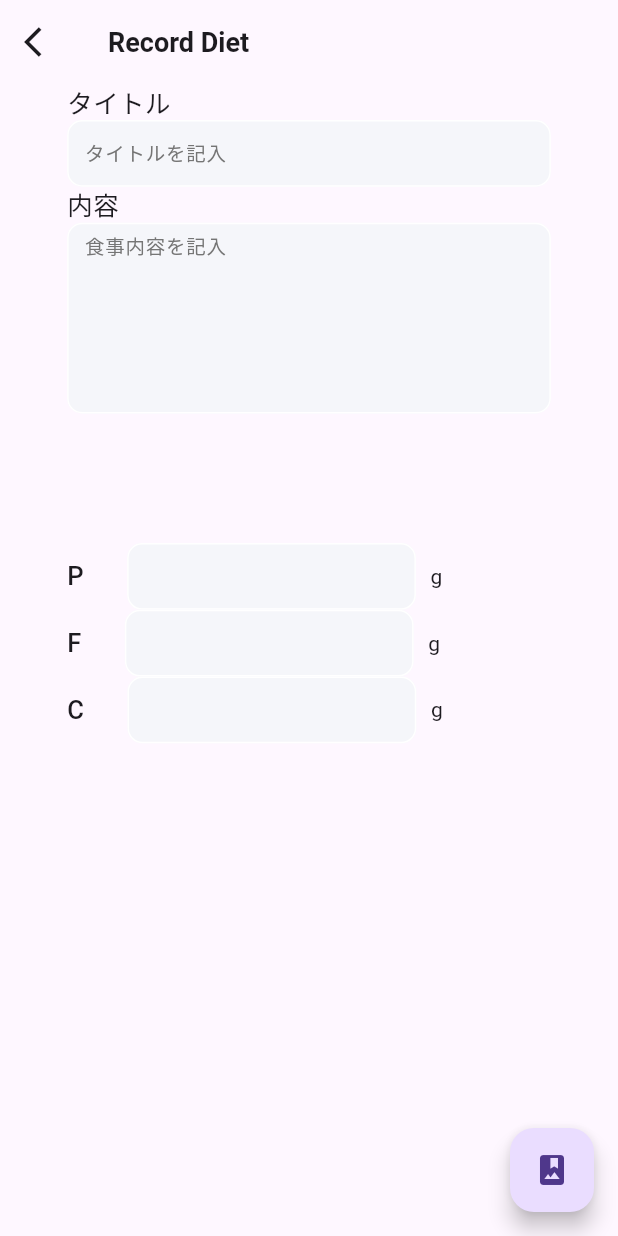
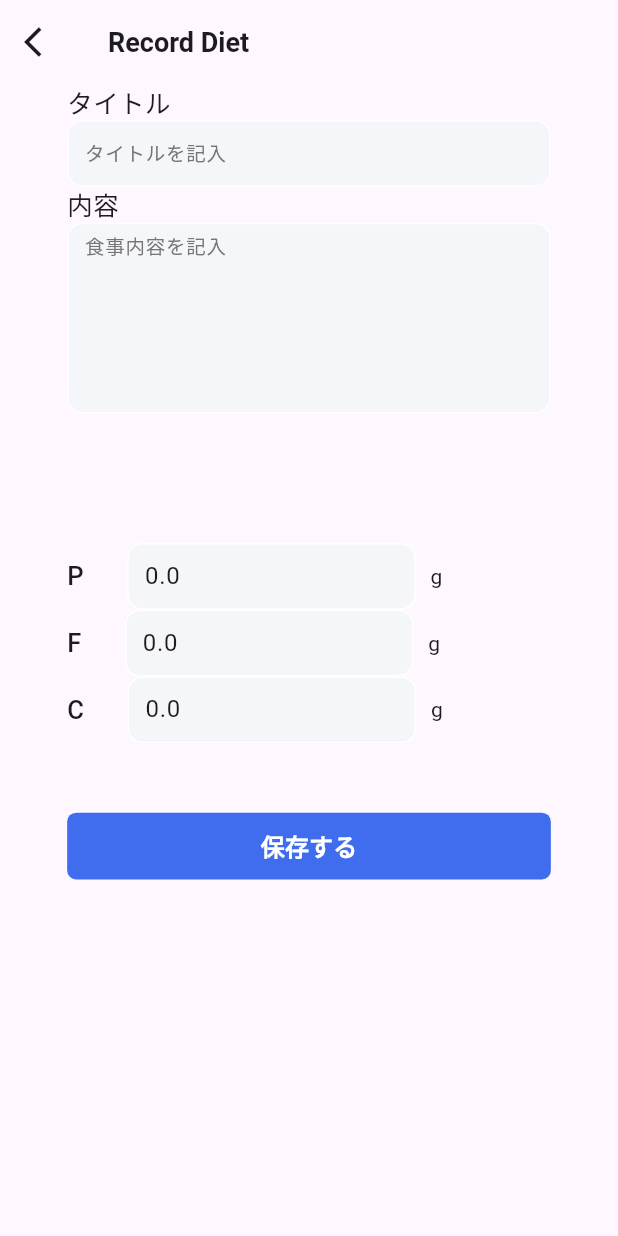
Before and after one commit to iori2513/stoy-flutter, a Flutter app: the DietDetailPage screen opened directly, on a phone screen of 412 x 824 dp. Run offline on Flutter 3.47's test engine with Material 3 defaults, Android fonts, the phone set to English and light mode, and no system bars; our stand-ins replace cloud_firestore, equatable, firebase_auth, firebase_core, firebase_storage, flutter_riverpod and 3 more; missing offline and left inert: flutter_calendar_week; accounts and stored records are empty; generated files the repository leaves out were written again; network calls fail; Roboto replaces fonts that are missing (Inter).

Commit message:
feature: add diet to db

```diff
--- a/lib/domain/entities/diet/nutrition.dart
+++ b/lib/domain/entities/diet/nutrition.dart
@@ -13,5 +13,5 @@ class Nutrition extends Equatable {
   }
 
   @override
-  List<Object?> get props => throw UnimplementedError();
+  List<Object?> get props => [protein, fat, carbohydrates];
 }
--- a/lib/presentation/pages/diet/diet_detail_page.dart
+++ b/lib/presentation/pages/diet/diet_detail_page.dart
@@ -1,15 +1,17 @@
 import 'package:flutter/material.dart';
 import 'package:flutter_riverpod/flutter_riverpod.dart';
 import 'package:flutter_screenutil/flutter_screenutil.dart';
+import 'package:stoy/constants/app_color.dart';
 import 'package:stoy/domain/entities/diet/diet.dart';
-import 'package:stoy/image_picker_manager.dart';
 import 'package:stoy/presentation/providers/diet/detail/diet_detail_notifier.dart';
 import 'package:stoy/presentation/providers/diet/detail/diet_detail_state.dart';
+import 'package:stoy/presentation/providers/shared/auth/auth_provider.dart';
 import 'package:stoy/presentation/providers/shared/diet/diet_provider.dart';
 import 'package:stoy/presentation/widgets/common_text_field.dart';
 import 'package:stoy/presentation/widgets/input_num_field.dart';
+import 'package:stoy/presentation/widgets/outlined_button.dart';
 
-class DietDetailPage extends StatelessWidget {
+class DietDetailPage extends ConsumerWidget {
   final Diet diet;
 
   DietDetailPage({super.key, required this.diet});
@@ -22,7 +24,10 @@ class DietDetailPage extends StatelessWidget {
   });
 
   @override
-  Widget build(BuildContext context) {
+  Widget build(BuildContext context, WidgetRef ref) {
+    final state = ref.watch(dietCreateProvider);
+    final notifier = ref.watch(dietCreateProvider.notifier);
+    final user = ref.watch(authUserProvider);
     return Scaffold(
       appBar: AppBar(
         title: const Text('Record Diet',
@@ -52,7 +57,10 @@ class DietDetailPage extends StatelessWidget {
                   ],
                 ),
                 CommonTextField(
-                  onChangeText: (val) {},
+                  onChangeText: (val) {
+                    notifier.onChangeText(title: val);
+                  },
+                  initialValue: state.title,
                   height: 50.h,
                   width: 335.w,
                   maxLines: 1,
@@ -69,7 +77,10 @@ class DietDetailPage extends StatelessWidget {
                   ],
                 ),
                 CommonTextField(
-                  onChangeText: (val) {},
+                  onChangeText: (val) {
+                    notifier.onChangeText(content: val);
+                  },
+                  initialValue: state.content,
                   height: 240.h,
                   width: 335.w,
                   minLines: 5,
@@ -87,7 +98,12 @@ class DietDetailPage extends StatelessWidget {
                       width: 30.w,
                     ),
                     InputNumField(
-                        onChangeNum: (val) {}, height: 50.h, width: 200.w),
+                        onChangeNum: (val) {
+                          notifier.onChangeNutrition(protein: val);
+                        },
+                        initialValue: state.nutrition.protein,
+                        height: 50.h,
+                        width: 200.w),
                     SizedBox(
                       width: 10.w,
                     ),
@@ -105,7 +121,12 @@ class DietDetailPage extends StatelessWidget {
                       width: 30.w,
                     ),
                     InputNumField(
-                        onChangeNum: (val) {}, height: 50.h, width: 200.w),
+                        onChangeNum: (val) {
+                          notifier.onChangeNutrition(fat: val);
+                        },
+                        initialValue: state.nutrition.fat,
+                        height: 50.h,
+                        width: 200.w),
                     SizedBox(
                       width: 10.w,
                     ),
@@ -123,25 +144,46 @@ class DietDetailPage extends StatelessWidget {
                       width: 30.w,
                     ),
                     InputNumField(
-                        onChangeNum: (val) {}, height: 50.h, width: 200.w),
+                        onChangeNum: (val) {
+                          notifier.onChangeNutrition(carbohydrates: val);
+                        },
+                        initialValue: state.nutrition.carbohydrates,
+                        height: 50.h,
+                        width: 200.w),
                     SizedBox(
                       width: 10.w,
                     ),
                     const Text('g')
                   ],
                 ),
+                SizedBox(
+                  height: 50.h,
+                ),
+                OutlinedWideButton(
+                  label: '保存する',
+                  color: AppColor.primaryColor,
+                  onPressed: () {
+                    return user.when(
+                        data: (user) {
+                          notifier.addDiet(user.userId);
+                        },
+                        error: (Object error, StackTrace stackTrace) {},
+                        loading: () {});
+                  },
+                  isLoading: state.isLoading,
+                )
               ],
             ),
           ),
         ),
       ),
-      floatingActionButton: FloatingActionButton(
-          onPressed: () {
-            ImagePickerManager.getImageFromLibrary(
-                userId: '3bwrko6F7LVK06dpZcCGOxNGhQr2',
-                imageCategory: ImageCategory.diet);
-          },
-          child: const Icon(Icons.photo_album)),
+      // floatingActionButton: FloatingActionButton(
+      //     onPressed: () {
+      //       ImagePickerManager.getImageFromLibrary(
+      //           userId: '3bwrko6F7LVK06dpZcCGOxNGhQr2',
+      //           imageCategory: ImageCategory.diet);
+      //     },
+      //     child: const Icon(Icons.photo_album)),
     );
   }
 }
--- a/lib/presentation/providers/shared/auth/auth_provider.dart
+++ b/lib/presentation/providers/shared/auth/auth_provider.dart
@@ -1,10 +1,12 @@
 import 'package:flutter_riverpod/flutter_riverpod.dart';
 import 'package:stoy/data/data_sources/auth/auth_remote_data_source.dart';
 import 'package:stoy/data/repositories/auth/auth_repository_impl.dart';
+import 'package:stoy/domain/entities/auth/auth_user.dart';
 import 'package:stoy/domain/repositories/auth/auth_repository.dart';
 import 'package:stoy/domain/use_cases/auth/sign_in_use_case.dart';
 import 'package:stoy/domain/use_cases/auth/sign_out_use_case.dart';
 import 'package:stoy/domain/use_cases/auth/sign_up_use_case.dart';
+import 'package:stoy/domain/use_cases/auth/user_use_case.dart';
 import 'package:stoy/presentation/providers/shared/auth/auth_notifier.dart';
 import 'package:stoy/presentation/providers/shared/auth/auth_state.dart';
 
@@ -32,6 +34,16 @@ final signOutUseCaseProvider = Provider<SignOutUseCase>((ref) {
   return SignOutUseCase(authRepository: authRepository);
 });
 
+final authUserUseCase = Provider<UserUseCase>((ref) {
+  final authRepository = ref.watch(authRepositoryProvider);
+  return UserUseCase(authRepository: authRepository);
+});
+
+final authUserProvider = StreamProvider.autoDispose<AuthUser>((ref) {
+  final userUseCase = ref.watch(authUserUseCase);
+  return userUseCase.call();
+});
+
 final authNotifierProvider =
     StateNotifierProvider<AuthNotifier, AuthState>((ref) {
   return AuthNotifier();
--- a/lib/presentation/widgets/common_text_field.dart
+++ b/lib/presentation/widgets/common_text_field.dart
@@ -9,6 +9,7 @@ class CommonTextField extends StatefulWidget {
   final double width;
   final int? minLines;
   final int? maxLines;
+  final String initialValue;
 
   const CommonTextField(
       {super.key,
@@ -17,7 +18,8 @@ class CommonTextField extends StatefulWidget {
       required this.height,
       required this.width,
       this.minLines = 1,
-      this.maxLines});
+      this.maxLines,
+      this.initialValue = ''});
 
   @override
   State<CommonTextField> createState() => _CommonTextField();
@@ -30,6 +32,7 @@ class _CommonTextField extends State<CommonTextField> {
       width: widget.width,
       height: widget.height,
       child: TextFormField(
+        initialValue: widget.initialValue,
         textAlignVertical: TextAlignVertical.center,
         onChanged: widget.onChangeText,
         cursorColor: AppColor.primaryColor,
--- a/lib/presentation/widgets/input_num_field.dart
+++ b/lib/presentation/widgets/input_num_field.dart
@@ -7,6 +7,7 @@ class InputNumField extends StatefulWidget {
   final String placeholder;
   final double height;
   final double width;
+  final double initialValue;
 
   const InputNumField({
     super.key,
@@ -14,6 +15,7 @@ class InputNumField extends StatefulWidget {
     this.placeholder = '',
     required this.height,
     required this.width,
+    this.initialValue = 0,
   });
 
   @override
@@ -28,8 +30,9 @@ class _InputNumFieldState extends State<InputNumField> {
       height: widget.height,
       child: TextFormField(
         textAlignVertical: TextAlignVertical.center,
+        initialValue: widget.initialValue.toString(),
         onChanged: (String val) {
-          widget.onChangeNum(double.parse(val));
+          widget.onChangeNum(double.parse(val.isEmpty ? '0' : val) ?? 0);
         },
         cursorColor: AppColor.primaryColor,
         decoration: InputDecoration(
```
Also changed, not shown: lib/domain/use_cases/auth/user_use_case.dart (added, +12 -0 lines), lib/presentation/providers/diet/detail/diet_detail_notifier.dart (+19 -2 lines).
